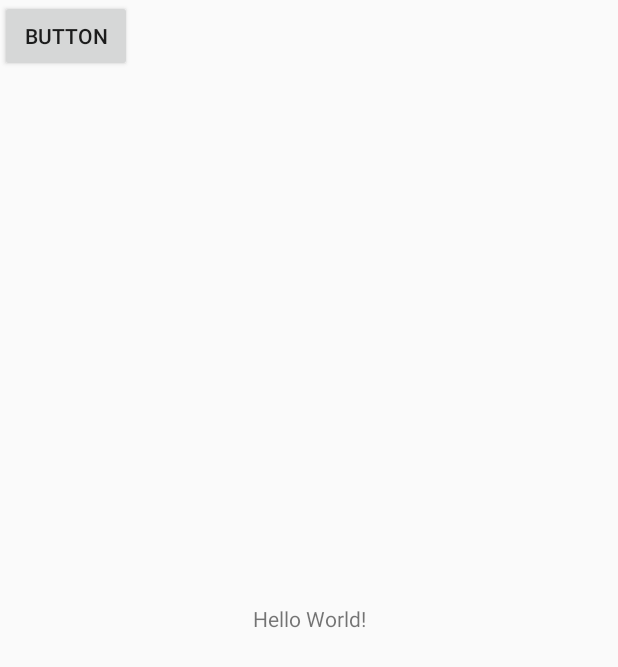
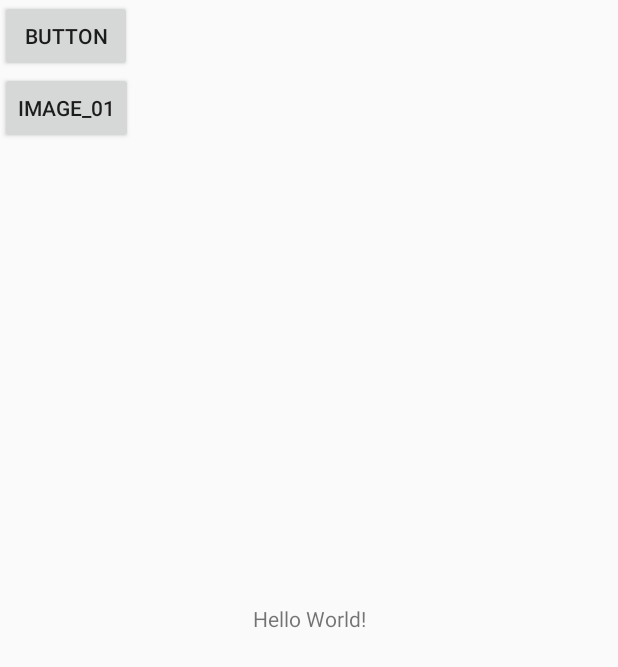
Before and after one commit to liuwyfly/ToolBar, an Android app: the screen it shows after launch (MainActivity), on a phone screen of 412 x 824 dp. Shown: the top 667 px of the screen. Run offline under Robolectric (Android 15) with nearby library versions, the phone set to English and light mode, and no system bars.

Commit message:
弹出选择相册图片

```diff
--- a/app/src/main/res/layout/activity_main.xml
+++ b/app/src/main/res/layout/activity_main.xml
@@ -15,12 +15,24 @@
         app:layout_constraintRight_toRightOf="parent"
         app:layout_constraintTop_toTopOf="parent" />
 
-    <Button
-        android:id="@+id/button"
-        android:layout_width="wrap_content"
-        android:layout_height="wrap_content"
-        android:text="Button"
-        tools:layout_editor_absoluteX="16dp"
-        tools:layout_editor_absoluteY="16dp" />
+    <LinearLayout
+        android:layout_width="match_parent"
+        android:layout_height="210dp"
+        android:orientation="vertical">
+
+        <Button
+            android:id="@+id/button"
+            android:layout_width="wrap_content"
+            android:layout_height="wrap_content"
+            android:text="Button"
+            />
+
+        <Button
+            android:id="@+id/button_2"
+            android:layout_width="wrap_content"
+            android:layout_height="wrap_content"
+            android:text="Image_01"
+            />
+    </LinearLayout>
 
 </android.support.constraint.ConstraintLayout>
```
Also changed, not shown: app/build.gradle (+6 -6 lines), app/src/main/java/com/dpc/www/mytoolbar/MainActivity.java (+20 -0 lines), 1 other file.
